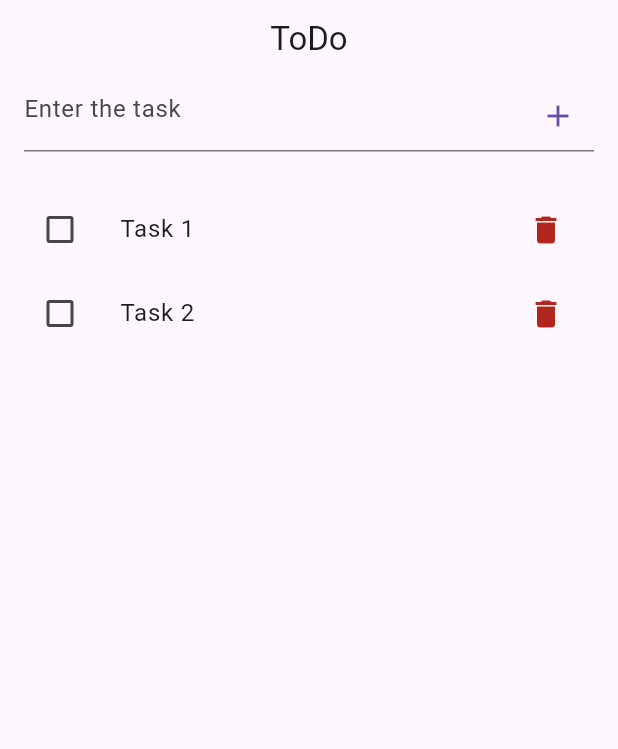
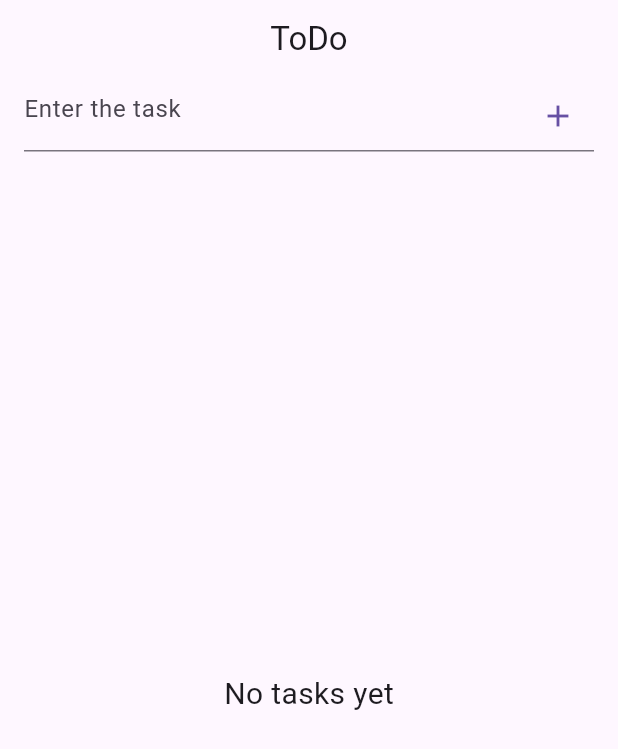
Before and after one commit to aoa97/flutter_bloc_practice, a Flutter app: the screen it shows after launch, on a phone screen of 412 x 824 dp. Shown: the top 749 px of the screen. Run offline on Flutter 3.47's test engine with Material 3 defaults, Android fonts, the phone set to English and light mode, and no system bars; our stand-ins replace equatable, flutter_bloc, hydrated_bloc.

Commit message:
Setup & integrate hydrated_bloc into todo_cubit_example

```diff
--- a/lib/cubit/todo_cubit.dart
+++ b/lib/cubit/todo_cubit.dart
@@ -1,10 +1,16 @@
-import 'package:bloc/bloc.dart';
 import 'package:equatable/equatable.dart';
 import 'package:flutter_bloc_practice/models/task_model.dart';
+import 'package:hydrated_bloc/hydrated_bloc.dart';
 
 part 'todo_state.dart';
 
-class TodoCubit extends Cubit<TodoState> {
+/*
+  hydrated_bloc:
+    - Helps to persist & restore bloc and cubit states.
+    - Built on top of hive
+*/
+
+class TodoCubit extends HydratedCubit<TodoState> {
   TodoCubit() : super(TodoInitial());
 
   addTask(String title) {
@@ -26,4 +32,20 @@ class TodoCubit extends Cubit<TodoState> {
     ];
     emit(TodoUpdate(updatedTasks));
   }
+
+  // Restore the last saved state (On cubit initialization)
+  @override
+  TodoState? fromJson(Map<String, dynamic> json) {
+    return TodoUpdate(
+      List<TaskModel>.from((json['tasks'] as List).map((task) => TaskModel.fromJson(task))),
+    );
+  }
+
+  // Save the current state to storage (Everytime the state changes)
+  @override
+  Map<String, dynamic>? toJson(TodoState state) {
+    return {
+      'tasks': [...state.tasks.map((task) => task.toJson())],
+    };
+  }
 }
--- a/lib/cubit/todo_state.dart
+++ b/lib/cubit/todo_state.dart
@@ -10,19 +10,7 @@ sealed class TodoState extends Equatable {
 }
 
 final class TodoInitial extends TodoState {
-  TodoInitial()
-      : super(
-          [
-            TaskModel(
-              id: 1,
-              title: 'Task 1',
-            ),
-            TaskModel(
-              id: 2,
-              title: 'Task 2',
-            ),
-          ],
-        );
+  TodoInitial() : super([]);
 }
 
 final class TodoUpdate extends TodoState {
--- a/lib/widgets/tasks_list.dart
+++ b/lib/widgets/tasks_list.dart
@@ -11,6 +11,15 @@ class TasksList extends StatelessWidget {
   Widget build(BuildContext context) {
     final cubit = context.read<TodoCubit>();
     final tasks = context.select((TodoCubit cubit) => cubit.state.tasks);
+
+    if (tasks.isEmpty) {
+      return const Center(
+        child: Text(
+          'No tasks yet',
+          style: TextStyle(fontSize: 20),
+        ),
+      );
+    }
 
     return ListView.builder(
       padding: EdgeInsets.symmetric(vertical: 24),
--- a/pubspec.yaml
+++ b/pubspec.yaml
@@ -12,6 +12,8 @@ dependencies:
   flutter:
     sdk: flutter
   flutter_bloc: ^9.1.0
+  hydrated_bloc: ^10.0.0
+  path_provider: ^2.1.5
 
 dev_dependencies:
   flutter_lints: ^5.0.0
```
Also changed, not shown: lib/main.dart (+7 -1 lines), lib/models/task_model.dart (+16 -0 lines), pubspec.lock, 1 other file.
